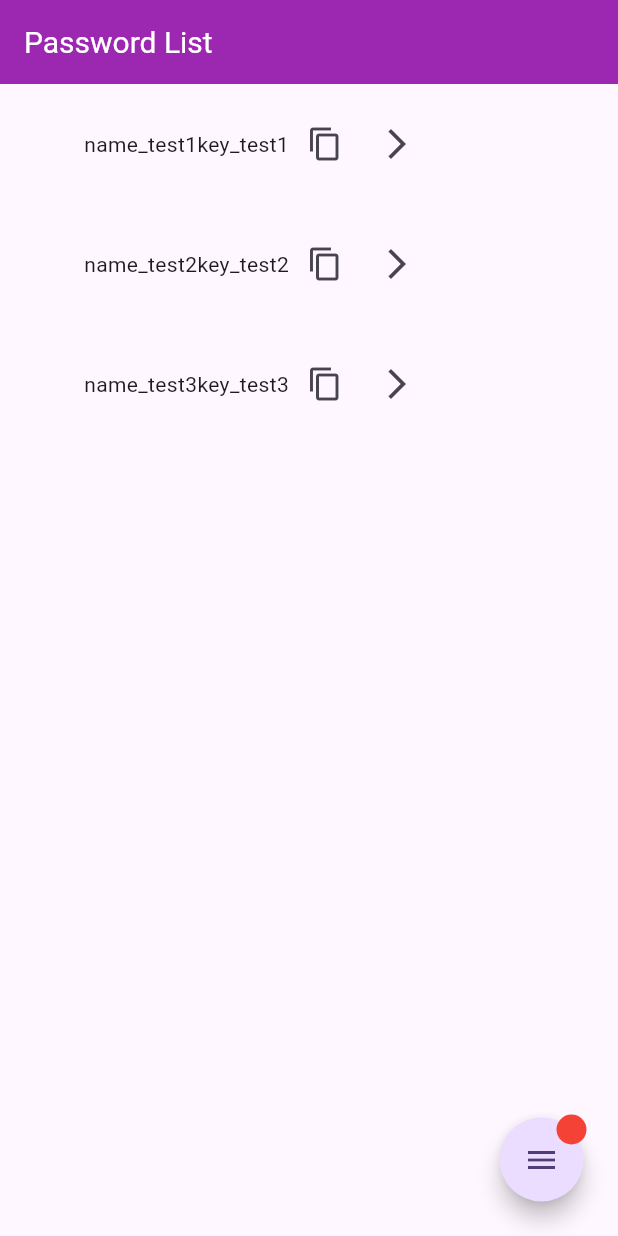
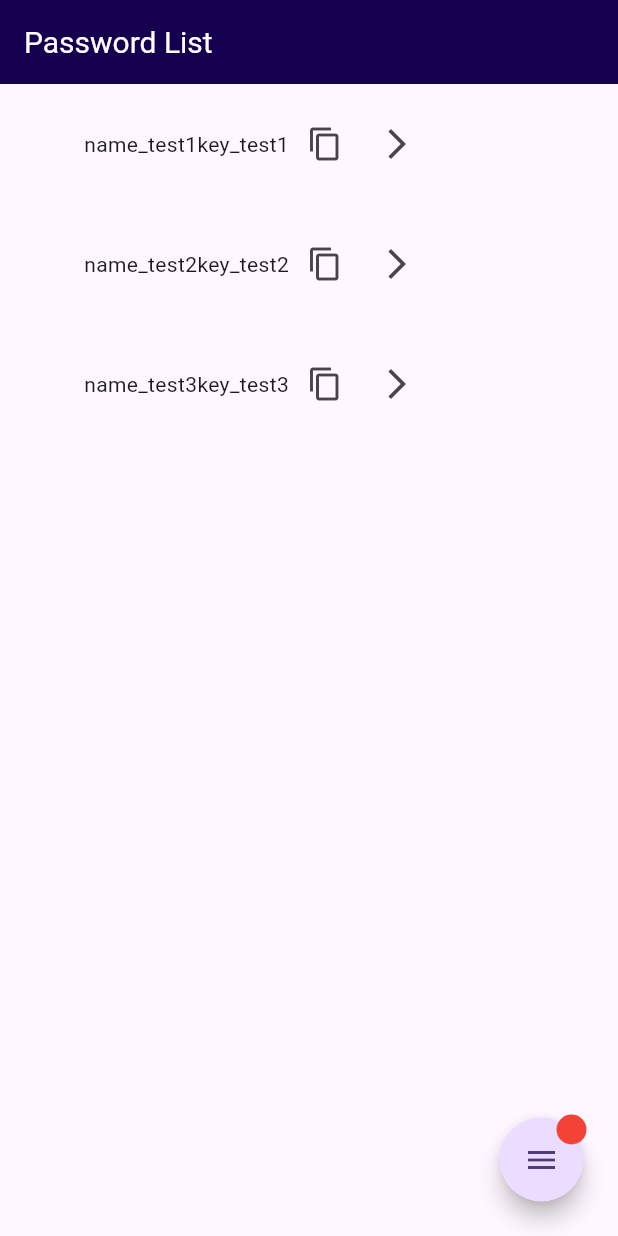
Before and after one commit to s1270146/password_manager, a Flutter app: the PasswordListScreen screen opened directly with empty values, on a phone screen of 412 x 824 dp. Run offline on Flutter 3.47's test engine with Material 2 defaults, Android fonts, the phone set to English and light mode, and no system bars; drawn by our look-alikes of flutter_speed_dial; our stand-ins replace hooks_riverpod; missing offline and left inert: neopop.

Commit message:
Appbarの色変更

```diff
--- a/lib/component/app_bar/customized_app_bar_theme.dart
+++ b/lib/component/app_bar/customized_app_bar_theme.dart
@@ -1,11 +1,17 @@
 import 'package:flutter/material.dart';
 
 class CustomizedAppBarTheme extends AppBarTheme {
-  const CustomizedAppBarTheme()
-      : super(
-          backgroundColor: Colors.purple,
-          titleTextStyle: const TextStyle(
-            color: Colors.white,
+  CustomizedAppBarTheme({
+    Color iconColor = Colors.white,
+    Color textColor = Colors.white,
+    Color backgroundColor = const Color.fromARGB(255, 21, 0, 80),
+  }) : super(
+          backgroundColor: backgroundColor,
+          iconTheme: IconThemeData(
+            color: iconColor,
+          ),
+          titleTextStyle: TextStyle(
+            color: textColor,
             fontSize: 20,
           ),
         );
--- a/lib/main.dart
+++ b/lib/main.dart
@@ -18,7 +18,7 @@ class MyApp extends StatelessWidget {
       theme: ThemeData(
         colorScheme: ColorScheme.fromSeed(seedColor: Colors.deepPurple),
         useMaterial3: true,
-        appBarTheme: const CustomizedAppBarTheme(),
+        appBarTheme: CustomizedAppBarTheme(),
       ),
       home: LoginScreen(),
     );
```
